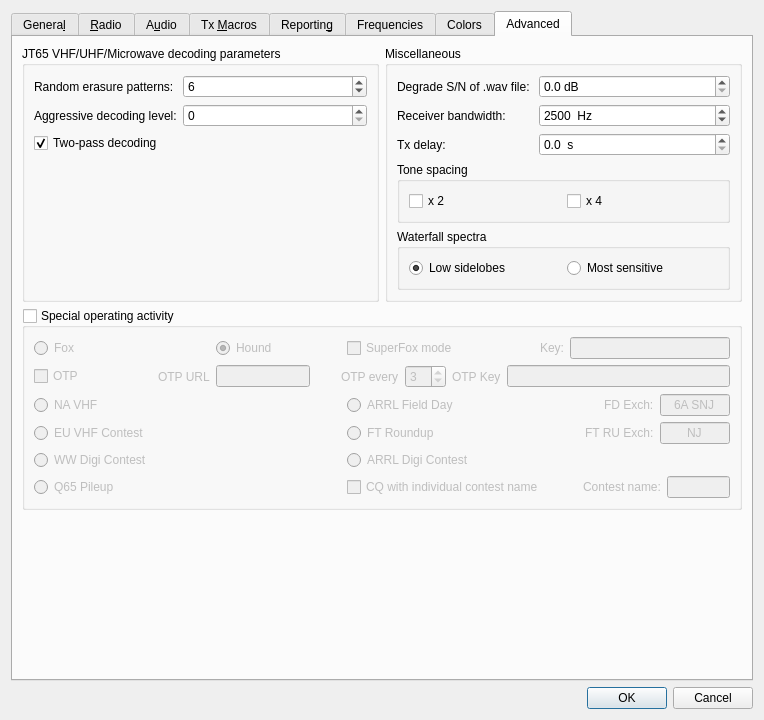
Old version of the form Configuration.ui in the repository kholia/wsjtx.
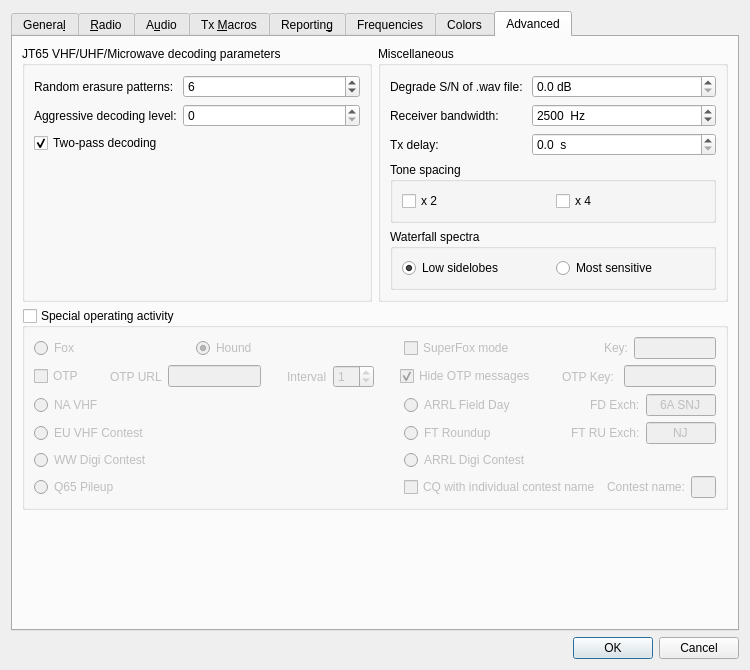
New version of the form. The open tabs and pages were chosen to show the change. Custom widgets are drawn as their Qt base class.

Commit message: Ad an option to Hide OTP messages, and switch bg color of the Hound label to green when verified is received.

Patch:
```diff
--- a/Configuration.ui
+++ b/Configuration.ui
@@ -6,8 +6,8 @@
    <rect>
     <x>0</x>
     <y>0</y>
-    <width>764</width>
-    <height>720</height>
+    <width>750</width>
+    <height>600</height>
    </rect>
   </property>
   <property name="windowTitle">
@@ -2907,11 +2907,11 @@
          <property name="checked">
           <bool>false</bool>
          </property>
-         <layout class="QGridLayout" name="gridLayout_15" columnstretch="1,0,0,0,0,0,0">
-          <item row="2" column="6">
-           <layout class="QHBoxLayout" name="horizontalLayout_17" stretch="2,1,1">
+         <layout class="QGridLayout" name="gridLayout_15" columnstretch="1,1,0,2">
+          <item row="3" column="3">
+           <layout class="QHBoxLayout" name="horizontalLayout_18" stretch="2,1,1">
             <item>
-             <widget class="QRadioButton" name="rbField_Day">
+             <widget class="QRadioButton" name="rbRTTY_Roundup">
               <property name="toolTip">
                <string>&lt;html&gt;&lt;head/&gt;&lt;body&gt;&lt;p&gt;ARRL Field Day exchange: number of transmitters, Class, and ARRL/RAC section or &amp;quot;DX&amp;quot;.&lt;/p&gt;&lt;/body&gt;&lt;/html&gt;</string>
               </property>
@@ -2919,7 +2919,7 @@
                <string>A R R L Field Day</string>
               </property>
               <property name="text">
-               <string>ARRL Field Day</string>
+               <string>FT Roundup</string>
               </property>
               <attribute name="buttonGroup">
                <string notr="true">special_op_activity_button_group</string>
@@ -2927,7 +2927,7 @@
              </widget>
             </item>
             <item>
-             <spacer name="horizontalSpacer_9">
+             <spacer name="horizontalSpacer_10">
               <property name="orientation">
                <enum>Qt::Horizontal</enum>
               </property>
@@ -2940,14 +2940,14 @@
              </spacer>
             </item>
             <item>
-             <layout class="QFormLayout" name="formLayout_16">
+             <layout class="QFormLayout" name="formLayout_17">
               <item row="0" column="0">
-               <widget class="QLabel" name="labFD">
+               <widget class="QLabel" name="labRTTY">
                 <property name="accessibleName">
                  <string>Field Day exchange</string>
                 </property>
                 <property name="text">
-                 <string>FD Exch:</string>
+                 <string>FT RU Exch:</string>
                 </property>
                 <property name="buddy">
                  <cstring>Field_Day_Exchange</cstring>
@@ -2955,7 +2955,7 @@
                </widget>
               </item>
               <item row="0" column="1">
-               <widget class="QLineEdit" name="Field_Day_Exchange">
+               <widget class="QLineEdit" name="RTTY_Exchange">
                 <property name="minimumSize">
                  <size>
                   <width>70</width>
@@ -2966,7 +2966,7 @@
                  <string>&lt;html&gt;&lt;head/&gt;&lt;body&gt;&lt;p&gt;ARRL Field Day exchange: number of transmitters, Class, and ARRL/RAC section or &amp;quot;DX&amp;quot;.&lt;/p&gt;&lt;/body&gt;&lt;/html&gt;</string>
                 </property>
                 <property name="text">
-                 <string>6A SNJ</string>
+                 <string>NJ</string>
                 </property>
                 <property name="alignment">
                  <set>Qt::AlignCenter</set>
@@ -2977,127 +2977,38 @@
             </item>
            </layout>
           </item>
-          <item row="1" column="2">
-           <widget class="QLineEdit" name="OTPUrl">
+          <item row="0" column="1">
+           <widget class="QRadioButton" name="rbHound">
             <property name="toolTip">
-             <string>&lt;html&gt;&lt;head/&gt;&lt;body&gt;&lt;p&gt;URL used to verify OTP codes.&lt;/p&gt;&lt;/body&gt;&lt;/html&gt;</string>
-            </property>
-            <property name="whatsThis">
-             <string/>
-            </property>
-           </widget>
-          </item>
-          <item row="1" column="0">
-           <widget class="QCheckBox" name="cbOTP">
-            <property name="toolTip">
-             <string>&lt;html&gt;&lt;head/&gt;&lt;body&gt;&lt;p&gt;Click to enable OTP method of Fox verification. Requires internet.&lt;/p&gt;&lt;/body&gt;&lt;/html&gt;</string>
-            </property>
-            <property name="whatsThis">
-             <string/>
-            </property>
-            <property name="text">
-             <string>OTP</string>
-            </property>
-           </widget>
-          </item>
-          <item row="0" column="0">
-           <widget class="QRadioButton" name="rbFox">
-            <property name="toolTip">
-             <string>&lt;html&gt;&lt;head/&gt;&lt;body&gt;&lt;p&gt;FT8 DXpedition mode:  Fox (DXpedition) operator.&lt;/p&gt;&lt;/body&gt;&lt;/html&gt;</string>
+             <string>&lt;html&gt;&lt;head/&gt;&lt;body&gt;&lt;p&gt;FT8 DXpedition mode:  Hound operator calling the DX.&lt;/p&gt;&lt;/body&gt;&lt;/html&gt;</string>
             </property>
             <property name="accessibleName">
              <string>Fox</string>
             </property>
             <property name="text">
-             <string>Fox</string>
+             <string>Hound</string>
             </property>
             <property name="checked">
-             <bool>false</bool>
+             <bool>true</bool>
             </property>
             <attribute name="buttonGroup">
              <string notr="true">special_op_activity_button_group</string>
             </attribute>
            </widget>
           </item>
-          <item row="1" column="5" colspan="2">
-           <layout class="QHBoxLayout" name="horizontalLayout_26">
-            <item>
-             <widget class="QLabel" name="lblOTPEvery">
-              <property name="text">
-               <string>OTP every</string>
-              </property>
-             </widget>
-            </item>
-            <item>
-             <widget class="QSpinBox" name="sbOTPinterval">
-              <property name="toolTip">
-               <string>&lt;html&gt;&lt;head/&gt;&lt;body&gt;&lt;p&gt;How many cycles between sends of the OTP.&lt;/p&gt;&lt;/body&gt;&lt;/html&gt;</string>
-              </property>
-              <property name="whatsThis">
-               <string/>
-              </property>
-              <property name="minimum">
-               <number>1</number>
-              </property>
-              <property name="maximum">
-               <number>20</number>
-              </property>
-              <property name="value">
-               <number>3</number>
-              </property>
-             </widget>
-            </item>
-            <item>
-             <widget class="QLabel" name="lblOTPSeed">
-              <property name="text">
-               <string>OTP Key</string>
-              </property>
-             </widget>
-            </item>
-            <item>
-             <widget class="QLineEdit" name="OTPSeed">
-              <property name="toolTip">
-               <string>&lt;html&gt;&lt;head/&gt;&lt;body&gt;&lt;p&gt;Fox's key to generate OTP Codes.&lt;/p&gt;&lt;/body&gt;&lt;/html&gt;</string>
-              </property>
-              <property name="whatsThis">
-               <string/>
-              </property>
-             </widget>
-            </item>
-           </layout>
-          </item>
-          <item row="5" column="0">
-           <widget class="QRadioButton" name="rbQ65pileup">
-            <property name="minimumSize">
-             <size>
-              <width>0</width>
-              <height>18</height>
-             </size>
-            </property>
+          <item row="4" column="3">
+           <widget class="QRadioButton" name="rbARRL_Digi">
             <property name="toolTip">
              <string>&lt;html&gt;&lt;head/&gt;&lt;body&gt;&lt;p&gt;Exchange 4-character locator instead of signal report.  Provides q3-level sensitivities for the DX operator.  Especially useful for 6m EME DXpeditions.&lt;/p&gt;&lt;/body&gt;&lt;/html&gt;</string>
             </property>
             <property name="text">
-             <string>Q65 Pileup</string>
+             <string>ARRL Digi Contest</string>
             </property>
             <attribute name="buttonGroup">
              <string notr="true">special_op_activity_button_group</string>
             </attribute>
            </widget>
           </item>
-          <item row="0" column="4">
-           <spacer name="horizontalSpacer_11">
-            <property name="orientation">
-             <enum>Qt::Horizontal</enum>
-            </property>
-            <property name="sizeHint" stdset="0">
-             <size>
-              <width>40</width>
-              <height>20</height>
-             </size>
-            </property>
-           </spacer>
-          </item>
           <item row="4" column="0">
            <widget class="QRadioButton" name="rbWW_DIGI">
             <property name="minimumSize">
@@ -3120,29 +3031,7 @@
             </attribute>
            </widget>
           </item>
-          <item row="2" column="0">
-           <widget class="QRadioButton" name="rbNA_VHF_Contest">
-            <property name="sizePolicy">
-             <sizepolicy hsizetype="Minimum" vsizetype="Preferred">
-              <horstretch>0</horstretch>
-              <verstretch>0</verstretch>
-             </sizepolicy>
-            </property>
-            <property name="toolTip">
-             <string>&lt;html&gt;&lt;head/&gt;&lt;body&gt;&lt;p&gt;North American VHF/UHF/Microwave contests and others in which a 4-character grid locator is the required exchange.&lt;/p&gt;&lt;/body&gt;&lt;/html&gt;</string>
-            </property>
-            <property name="accessibleName">
-             <string>NA VHF Contest</string>
-            </property>
-            <property name="text">
-             <string>NA VHF</string>
-            </property>
-            <attribute name="buttonGroup">
-             <string notr="true">special_op_activity_button_group</string>
-            </attribute>
-           </widget>
-          </item>
-          <item row="5" column="6">
+          <item row="5" column="3">
            <layout class="QHBoxLayout" name="horizontalLayout_24">
             <item>
              <widget class="QCheckBox" name="cbContestName">
@@ -3202,8 +3091,96 @@
             </item>
            </layout>
           </item>
-          <item row="3" column="0">
-           <widget class="QRadioButton" name="rbEU_VHF_Contest">
+          <item row="5" column="0">
+           <widget class="QRadioButton" name="rbQ65pileup">
+            <property name="minimumSize">
+             <size>
+              <width>0</width>
+              <height>18</height>
+             </size>
+            </property>
+            <property name="toolTip">
+             <string>&lt;html&gt;&lt;head/&gt;&lt;body&gt;&lt;p&gt;Exchange 4-character locator instead of signal report.  Provides q3-level sensitivities for the DX operator.  Especially useful for 6m EME DXpeditions.&lt;/p&gt;&lt;/body&gt;&lt;/html&gt;</string>
+            </property>
+            <property name="text">
+             <string>Q65 Pileup</string>
+            </property>
+            <attribute name="buttonGroup">
+             <string notr="true">special_op_activity_button_group</string>
+            </attribute>
+           </widget>
+          </item>
+          <item row="2" column="3">
+           <layout class="QHBoxLayout" name="horizontalLayout_17" stretch="2,1,1">
+            <item>
+             <widget class="QRadioButton" name="rbField_Day">
+              <property name="toolTip">
+               <string>&lt;html&gt;&lt;head/&gt;&lt;body&gt;&lt;p&gt;ARRL Field Day exchange: number of transmitters, Class, and ARRL/RAC section or &amp;quot;DX&amp;quot;.&lt;/p&gt;&lt;/body&gt;&lt;/html&gt;</string>
+              </property>
+              <property name="accessibleName">
+               <string>A R R L Field Day</string>
+              </property>
+              <property name="text">
+               <string>ARRL Field Day</string>
+              </property>
+              <attribute name="buttonGroup">
+               <string notr="true">special_op_activity_button_group</string>
+              </attribute>
+             </widget>
+            </item>
+            <item>
+             <spacer name="horizontalSpacer_9">
+              <property name="orientation">
+               <enum>Qt::Horizontal</enum>
+              </property>
+              <property name="sizeHint" stdset="0">
+               <size>
+                <width>40</width>
+                <height>20</height>
+               </size>
+              </property>
+             </spacer>
+            </item>
+            <item>
+             <layout class="QFormLayout" name="formLayout_16">
+              <item row="0" column="0">
+               <widget class="QLabel" name="labFD">
+                <property name="accessibleName">
+                 <string>Field Day exchange</string>
+                </property>
+                <property name="text">
+                 <string>FD Exch:</string>
+                </property>
+                <property name="buddy">
+                 <cstring>Field_Day_Exchange</cstring>
+                </property>
+               </widget>
+              </item>
+              <item row="0" column="1">
+               <widget class="QLineEdit" name="Field_Day_Exchange">
+                <property name="minimumSize">
+                 <size>
+                  <width>70</width>
+                  <height>0</height>
+                 </size>
+                </property>
+                <property name="toolTip">
+                 <string>&lt;html&gt;&lt;head/&gt;&lt;body&gt;&lt;p&gt;ARRL Field Day exchange: number of transmitters, Class, and ARRL/RAC section or &amp;quot;DX&amp;quot;.&lt;/p&gt;&lt;/body&gt;&lt;/html&gt;</string>
+                </property>
+                <property name="text">
+                 <string>6A SNJ</string>
+                </property>
+                <property name="alignment">
+                 <set>Qt::AlignCenter</set>
+                </property>
+               </widget>
+              </item>
+             </layout>
+            </item>
+           </layout>
+          </item>
+          <item row="2" column="0">
+           <widget class="QRadioButton" name="rbNA_VHF_Contest">
             <property name="sizePolicy">
              <sizepolicy hsizetype="Minimum" vsizetype="Preferred">
               <horstretch>0</horstretch>
@@ -3217,53 +3194,14 @@
              <string>EU VHF Contest</string>
             </property>
             <property name="text">
-             <string>EU VHF Contest</string>
+             <string>NA VHF</string>
             </property>
             <attribute name="buttonGroup">
              <string notr="true">special_op_activity_button_group</string>
             </attribute>
            </widget>
           </item>
-          <item row="1" column="1">
-           <widget class="QLabel" name="lblOTPUrl">
-            <property name="text">
-             <string>OTP URL</string>
-            </property>
-           </widget>
-          </item>
-          <item row="0" column="2">
-           <widget class="QRadioButton" name="rbHound">
-            <property name="toolTip">
-             <string>&lt;html&gt;&lt;head/&gt;&lt;body&gt;&lt;p&gt;FT8 DXpedition mode:  Hound operator calling the DX.&lt;/p&gt;&lt;/body&gt;&lt;/html&gt;</string>
-            </property>
-            <property name="accessibleName">
-             <string>Hound</string>
-            </property>
-            <property name="text">
-             <string>Hound</string>
-            </property>
-            <property name="checked">
-             <bool>true</bool>
-            </property>
-            <attribute name="buttonGroup">
-             <string notr="true">special_op_activity_button_group</string>
-            </attribute>
-           </widget>
-          </item>
-          <item row="4" column="6">
-           <widget class="QRadioButton" name="rbARRL_Digi">
-            <property name="toolTip">
-             <string>&lt;html&gt;&lt;head/&gt;&lt;body&gt;&lt;p&gt;ARRL International Digital Contest&lt;/p&gt;&lt;/body&gt;&lt;/html&gt;</string>
-            </property>
-            <property name="text">
-             <string>ARRL Digi Contest</string>
-            </property>
-            <attribute name="buttonGroup">
-             <string notr="true">special_op_activity_button_group</string>
-            </attribute>
-           </widget>
-          </item>
-          <item row="0" column="6">
+          <item row="0" column="3">
            <layout class="QHBoxLayout" name="horizontalLayout_27" stretch="0,1,0,1">
             <item>
              <widget class="QCheckBox" name="cbSuperFox">
@@ -3305,7 +3243,7 @@
               </property>
               <property name="minimumSize">
                <size>
-                <width>160</width>
+                <width>70</width>
                 <height>0</height>
                </size>
               </property>
@@ -3322,24 +3260,92 @@
                <number>20</number>
               </property>
               <property name="alignment">
-               <set>Qt::AlignLeading</set>
+               <set>Qt::AlignCenter</set>
               </property>
              </widget>
             </item>
            </layout>
           </item>
-          <item row="3" column="6">
-           <layout class="QHBoxLayout" name="horizontalLayout_18" stretch="2,1,1">
+          <item row="0" column="2">
+           <spacer name="horizontalSpacer_11">
+            <property name="orientation">
+             <enum>Qt::Horizontal</enum>
+            </property>
+            <property name="sizeHint" stdset="0">
+             <size>
+              <width>40</width>
+              <height>20</height>
+             </size>
+            </property>
+           </spacer>
+          </item>
+          <item row="3" column="0">
+           <widget class="QRadioButton" name="rbEU_VHF_Contest">
+            <property name="sizePolicy">
+             <sizepolicy hsizetype="Minimum" vsizetype="Preferred">
+              <horstretch>0</horstretch>
+              <verstretch>0</verstretch>
+             </sizepolicy>
+            </property>
+            <property name="toolTip">
+             <string>&lt;html&gt;&lt;head/&gt;&lt;body&gt;&lt;p&gt;European VHF+ contests requiring a signal report, serial number, and 6-character locator.&lt;/p&gt;&lt;/body&gt;&lt;/html&gt;</string>
+            </property>
+            <property name="accessibleName">
+             <string>EU VHF Contest</string>
+            </property>
+            <property name="text">
+             <string>EU VHF Contest</string>
+            </property>
+            <attribute name="buttonGroup">
+             <string notr="true">special_op_activity_button_group</string>
+            </attribute>
+           </widget>
+          </item>
+          <item row="0" column="0">
+           <widget class="QRadioButton" name="rbFox">
+            <property name="toolTip">
+             <string>&lt;html&gt;&lt;head/&gt;&lt;body&gt;&lt;p&gt;FT8 DXpedition mode:  Fox (DXpedition) operator.&lt;/p&gt;&lt;/body&gt;&lt;/html&gt;</string>
+            </property>
+            <property name="accessibleName">
+             <string>Fox</string>
+            </property>
+            <property name="text">
+             <string>Fox</string>
+            </property>
+            <property name="checked">
+             <bool>false</bool>
+            </property>
+            <attribute name="buttonGroup">
+             <string notr="true">special_op_activity_button_group</string>
+            </attribute>
+           </widget>
+          </item>
+          <item row="1" column="0" colspan="4">
+           <layout class="QHBoxLayout" name="OTP_Layout" stretch="0,0,0,1,0,0,0,0,0,0,0,1">
             <item>
-             <widget class="QRadioButton" name="rbRTTY_Roundup">
+             <widget class="QCheckBox" name="cbOTP">
               <property name="toolTip">
                <string>&lt;html&gt;&lt;head/&gt;&lt;body&gt;&lt;p&gt;FT Roundup and similar contests. Exchange is US state, Canadian province, or &amp;quot;DX&amp;quot;.&lt;/p&gt;&lt;/body&gt;&lt;/html&gt;</string>
               </property>
-              <property name="accessibleName">
-               <string>R T T Y Roundup</string>
+              <property name="text">
+               <string>OTP</string>
               </property>
+             </widget>
+            </item>
+            <item>
+             <spacer name="horizontalSpacer_11">
+              <property name="sizeHint" stdset="0">
+               <size>
+                <width>20</width>
+                <height>20</height>
+               </size>
+              </property>
+             </spacer>
+            </item>
+            <item>
+             <widget class="QLabel" name="lblOTPUrl">
               <property name="text">
-               <string>FT Roundup</string>
+               <string>OTP URL</string>
               </property>
               <attribute name="buttonGroup">
                <string notr="true">special_op_activity_button_group</string>
@@ -3347,53 +3353,94 @@
              </widget>
             </item>
             <item>
-             <spacer name="horizontalSpacer_10">
-              <property name="orientation">
-               <enum>Qt::Horizontal</enum>
+             <widget class="QLineEdit" name="OTPUrl">
+              <property name="toolTip">
+               <string>&lt;html&gt;&lt;head/&gt;&lt;body&gt;&lt;p&gt;URL used to verify OTP codes.&lt;/p&gt;&lt;/body&gt;&lt;/html&gt;</string>
               </property>
+             </widget>
+            </item>
+            <item>
+             <spacer name="horizontalSpacer_15">
               <property name="sizeHint" stdset="0">
                <size>
-                <width>40</width>
+                <width>20</width>
                 <height>20</height>
                </size>
               </property>
              </spacer>
             </item>
             <item>
-             <layout class="QFormLayout" name="formLayout_17">
-              <item row="0" column="0">
-               <widget class="QLabel" name="labRTTY">
-                <property name="accessibleName">
-                 <string>RTTY Roundup exchange</string>
-                </property>
-                <property name="text">
-                 <string>FT RU Exch:</string>
-                </property>
-                <property name="buddy">
-                 <cstring>RTTY_Exchange</cstring>
-                </property>
-               </widget>
-              </item>
-              <item row="0" column="1">
-               <widget class="QLineEdit" name="RTTY_Exchange">
-                <property name="minimumSize">
-                 <size>
-                  <width>70</width>
-                  <height>0</height>
-                 </size>
-                </property>
-                <property name="toolTip">
-                 <string>&lt;html&gt;&lt;head/&gt;&lt;body&gt;&lt;p&gt;FT Roundup and similar contests.  Exchange is US state, Canadian province, or &amp;quot;DX&amp;quot;.&lt;/p&gt;&lt;/body&gt;&lt;/html&gt;</string>
-                </property>
-                <property name="text">
-                 <string>NJ</string>
-                </property>
-                <property name="alignment">
-                 <set>Qt::AlignCenter</set>
-                </property>
-               </widget>
-              </item>
-             </layout>
+             <widget class="QLabel" name="lblOTPEvery">
+              <property name="text">
+               <string>Interval</string>
+              </property>
+             </widget>
+            </item>
+            <item>
+             <widget class="QSpinBox" name="sbOTPinterval">
+              <property name="toolTip">
+               <string>&lt;html&gt;&lt;head/&gt;&lt;body&gt;&lt;p&gt;Interval at which the OTP messages are sent. Select 1 to sign every message.&lt;/p&gt;&lt;/body&gt;&lt;/html&gt;</string>
+              </property>
+              <property name="maximum">
+               <number>20</number>
+              </property>
+              <property name="value">
+               <number>1</number>
+              </property>
+             </widget>
+            </item>
+            <item>
+             <spacer name="horizontalSpacer_17">
+              <property name="sizeHint" stdset="0">
+               <size>
+                <width>20</width>
+                <height>20</height>
+               </size>
+              </property>
+             </spacer>
+            </item>
+            <item>
+             <widget class="QCheckBox" name="cbHideOTP">
+              <property name="toolTip">
+               <string>&lt;html&gt;&lt;head/&gt;&lt;body&gt;&lt;p&gt;Hide OTP messages in the Band Activity window.&lt;/p&gt;&lt;/body&gt;&lt;/html&gt;</string>
+              </property>
+              <property name="text">
+               <string>Hide OTP messages</string>
+              </property>
+              <property name="checked">
+               <bool>true</bool>
+              </property>
+             </widget>
+            </item>
+            <item>
+             <spacer name="horizontalSpacer_18">
+              <property name="sizeHint" stdset="0">
+               <size>
+                <width>20</width>
+                <height>20</height>
+               </size>
+              </property>
+             </spacer>
+            </item>
+            <item>
+             <widget class="QLabel" name="lblOTPSeed">
+              <property name="text">
+               <string>OTP Key: </string>
+              </property>
+             </widget>
+            </item>
+            <item>
+             <widget class="QLineEdit" name="OTPSeed">
+              <property name="minimumSize">
+               <size>
+                <width>70</width>
+                <height>0</height>
+               </size>
+              </property>
+              <property name="toolTip">
+               <string>&lt;html&gt;&lt;head/&gt;&lt;body&gt;&lt;p&gt;Fox's key to generate OTP Codes.&lt;/p&gt;&lt;/body&gt;&lt;/html&gt;</string>
+              </property>
+             </widget>
             </item>
            </layout>
           </item>
```
Left out of the diff: 35 changed lines with no effect on the pictures. The commit also changes 4 other files.
